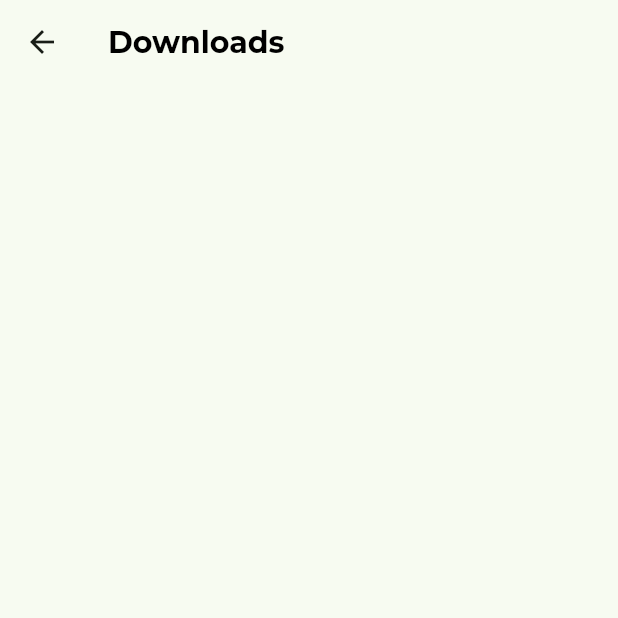
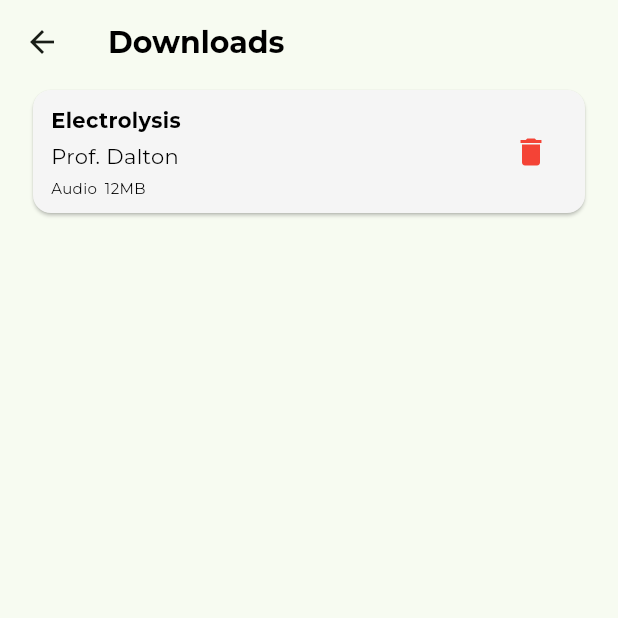
Before and after one commit to Collins-01/LearnLeap-Mobile, a Flutter app: the DownloadsView screen opened directly, on a phone screen of 412 x 824 dp, the top half of it. Run offline on Flutter 3.47's test engine with Material 2 defaults, Android fonts, the light colour scheme and no system bars; our stand-ins replace cached_network_image, dio, faker, file_picker, flutter_otp_text_field, flutter_riverpod and 8 more; missing offline and left inert: flutter_flushbar, record, ripple_wave; accounts and stored records are empty; network calls fail; statements that could not run were skipped.

Commit message:
Added course details, downloads view

```diff
--- a/lib/views/downloads/downloads_view.dart
+++ b/lib/views/downloads/downloads_view.dart
@@ -1,6 +1,7 @@
 import 'package:flutter/material.dart';
 import 'package:flutter_riverpod/flutter_riverpod.dart';
 import 'package:learn_leap/core/utils/utils.dart';
+import 'package:learn_leap/extensions/context_extension.dart';
 
 class DownloadsView extends ConsumerStatefulWidget {
   const DownloadsView({super.key});
@@ -16,6 +17,62 @@ class _DownloadsViewState extends ConsumerState<DownloadsView> {
       appBar: AppBar(
         title: AppText.heading3("Downloads"),
       ),
+      body: Padding(
+        padding: EdgeInsets.symmetric(
+          horizontal: SizingConfig.defaultPadding,
+        ),
+        child: SingleChildScrollView(
+          child: Column(
+            children: [
+              Card(
+                color: Colors.grey.shade100,
+                child: SizedBox(
+                  width: context.getDeviceWidth,
+                  child: Padding(
+                      padding: const EdgeInsets.symmetric(
+                        vertical: 10,
+                        horizontal: 12,
+                      ),
+                      child: Row(
+                        mainAxisAlignment: MainAxisAlignment.spaceBetween,
+                        children: [
+                          Column(
+                            crossAxisAlignment: CrossAxisAlignment.start,
+                            children: [
+                              AppText.heading5("Electrolysis"),
+                              const SizedBox(
+                                height: 4,
+                              ),
+                              AppText.medium("Prof. Dalton"),
+                              const SizedBox(
+                                height: 4,
+                              ),
+                              Row(
+                                children: [
+                                  AppText.caption("Audio"),
+                                  const SizedBox(
+                                    width: 5,
+                                  ),
+                                  AppText.caption("12MB"),
+                                ],
+                              )
+                            ],
+                          ),
+                          IconButton(
+                            onPressed: () {},
+                            icon: const Icon(
+                              Icons.delete,
+                              color: Colors.red,
+                            ),
+                          )
+                        ],
+                      )),
+                ),
+              )
+            ],
+          ),
+        ),
+      ),
     );
   }
 }
```
Also changed, not shown: lib/models/data_models/course_model.dart (+13 -0 lines), lib/views/home/components/course_card.dart (added, +97 -0 lines), lib/views/home/course_detail_view.dart (added, +97 -0 lines), lib/views/home/course_grid_section.dart (added, +67 -0 lines), lib/views/home/student_home_view.dart (+9 -32 lines), lib/views/home/viewmodels/course_grid_section_viewmodel.dart (added, +40 -0 lines).
